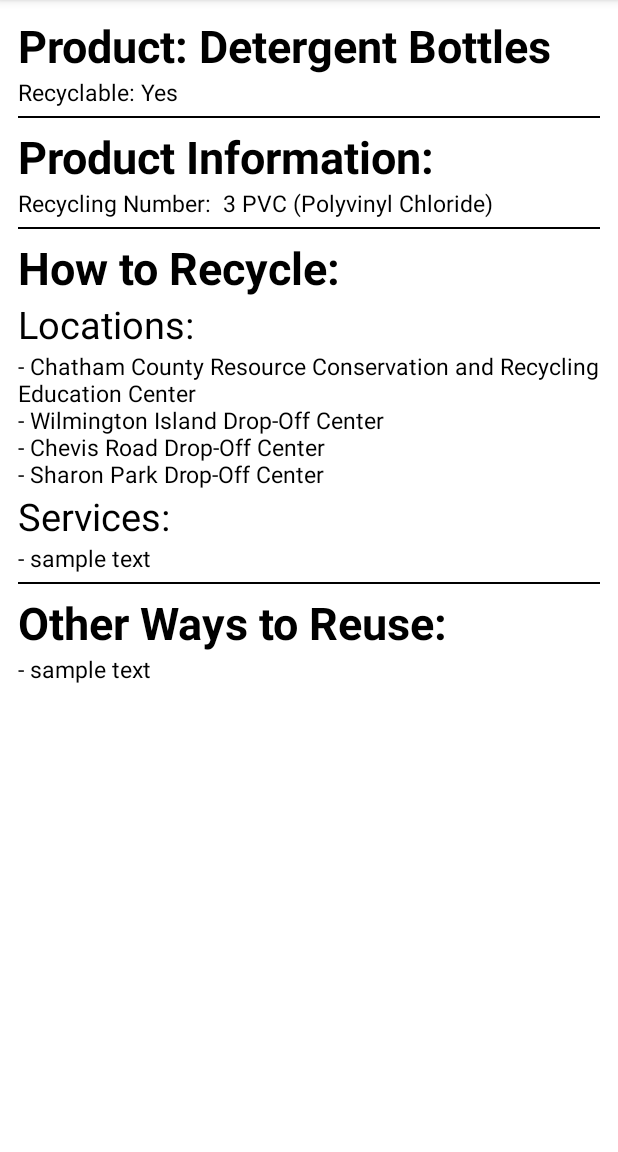
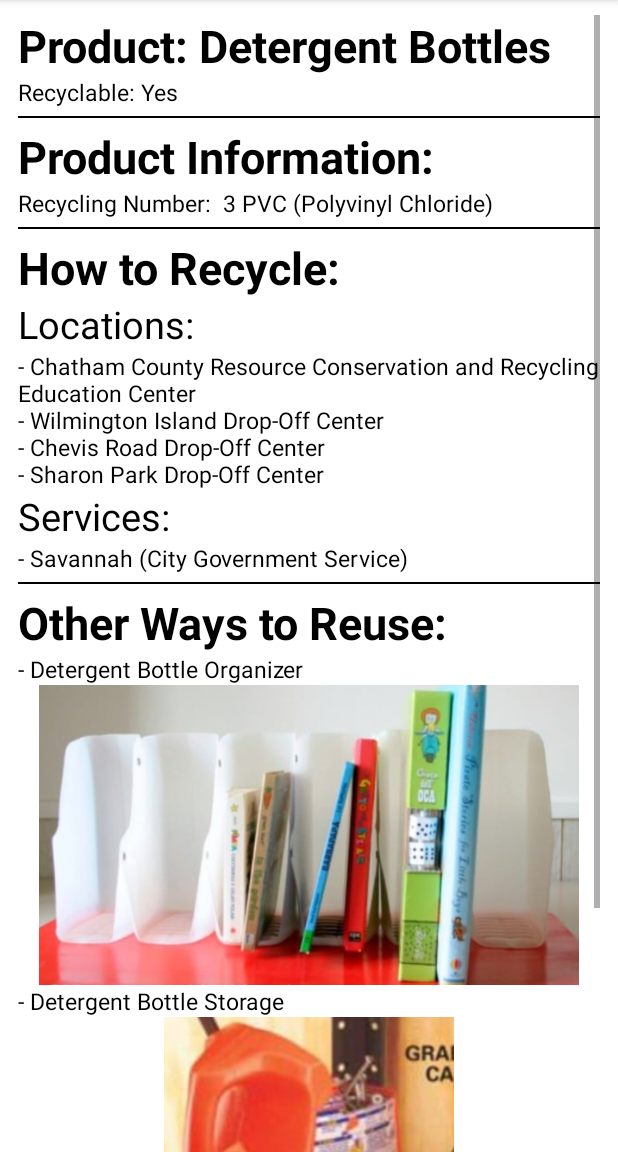
Before and after one commit to BrowerZhang/Salvager, an Android app: the ActivityDetergentBottles screen opened directly, with no data from a screen before it, on a phone screen of 412 x 824 dp, the part 84-1236 px from its top. Run offline under Robolectric (Android 15) with nearby library versions, the phone set to English and light mode, and no system bars.

```diff
--- a/app/src/main/res/layout/activity_detergent_bottles.xml
+++ b/app/src/main/res/layout/activity_detergent_bottles.xml
@@ -1,5 +1,5 @@
 <?xml version="1.0" encoding="utf-8"?>
-<RelativeLayout xmlns:android="http://schemas.android.com/apk/res/android"
+<ScrollView xmlns:android="http://schemas.android.com/apk/res/android"
     xmlns:app="http://schemas.android.com/apk/res-auto"
     xmlns:tools="http://schemas.android.com/tools"
     android:layout_width="match_parent"
@@ -8,6 +8,10 @@
     android:paddingTop="10dp"
     android:paddingLeft="12dp"
     android:paddingRight="12dp">
+
+    <RelativeLayout
+        android:layout_width="wrap_content"
+        android:layout_height="wrap_content">
 
     <TextView
         android:id="@+id/product"
@@ -109,7 +113,7 @@
         android:layout_width="wrap_content"
         android:layout_height="wrap_content"
         android:layout_below="@+id/howToRecycle2"
-        android:text="- sample text"
+        android:text="- Savannah (City Government Service)"
         android:textSize="15sp"
         android:textColor="@color/black"/>
 
@@ -137,8 +141,35 @@
         android:layout_width="wrap_content"
         android:layout_height="wrap_content"
         android:layout_below="@+id/Reuse"
-        android:text="- sample text"
+        android:text="- Detergent Bottle Organizer"
         android:textSize="15sp"
         android:textColor="@color/black"/>
 
-</RelativeLayout>
+    <ImageView
+        android:id="@+id/waysToReuseImage"
+        android:layout_width="match_parent"
+        android:layout_height="200dp"
+        android:layout_below="@+id/waysToReuse"
+        android:layout_marginTop="0dp"
+        android:layout_centerInParent="true"
+        android:src="@drawable/db_organizer" />
+
+    <TextView
+        android:id="@+id/waysToReuse2"
+        android:layout_width="wrap_content"
+        android:layout_height="wrap_content"
+        android:layout_below="@+id/waysToReuseImage"
+        android:text="- Detergent Bottle Storage"
+        android:textSize="15sp"
+        android:textColor="@color/black"/>
+
+    <ImageView
+        android:id="@+id/waysToReuseImage2"
+        android:layout_width="match_parent"
+        android:layout_height="300dp"
+        android:layout_below="@+id/waysToReuse2"
+        android:layout_marginTop="0dp"
+        android:layout_centerInParent="true"
+        android:src="@drawable/db_storage" />
+    </RelativeLayout>
+</ScrollView>
```
Also changed, not shown: app/src/main/res/layout/activity_milk_carton.xml (+35 -3 lines), app/src/main/res/drawable/db_organizer.PNG (added), app/src/main/res/drawable/db_storage.PNG (added), app/src/main/res/drawable/mj_planter.PNG (added), app/src/main/res/drawable/mj_scoop.PNG (added).
